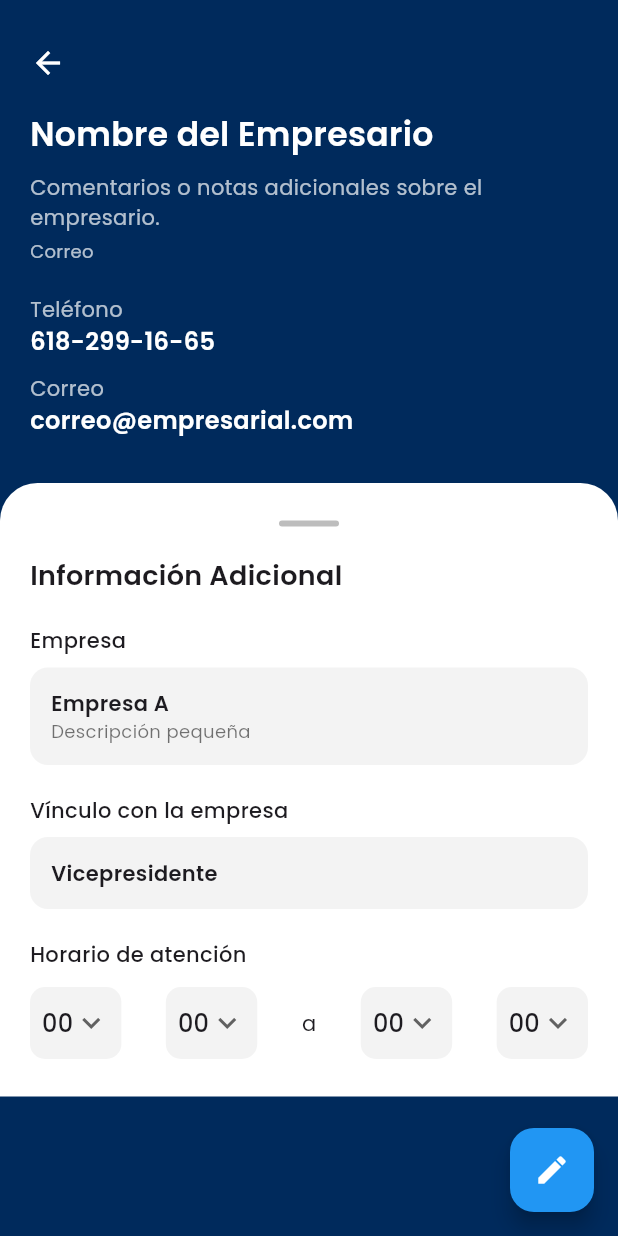
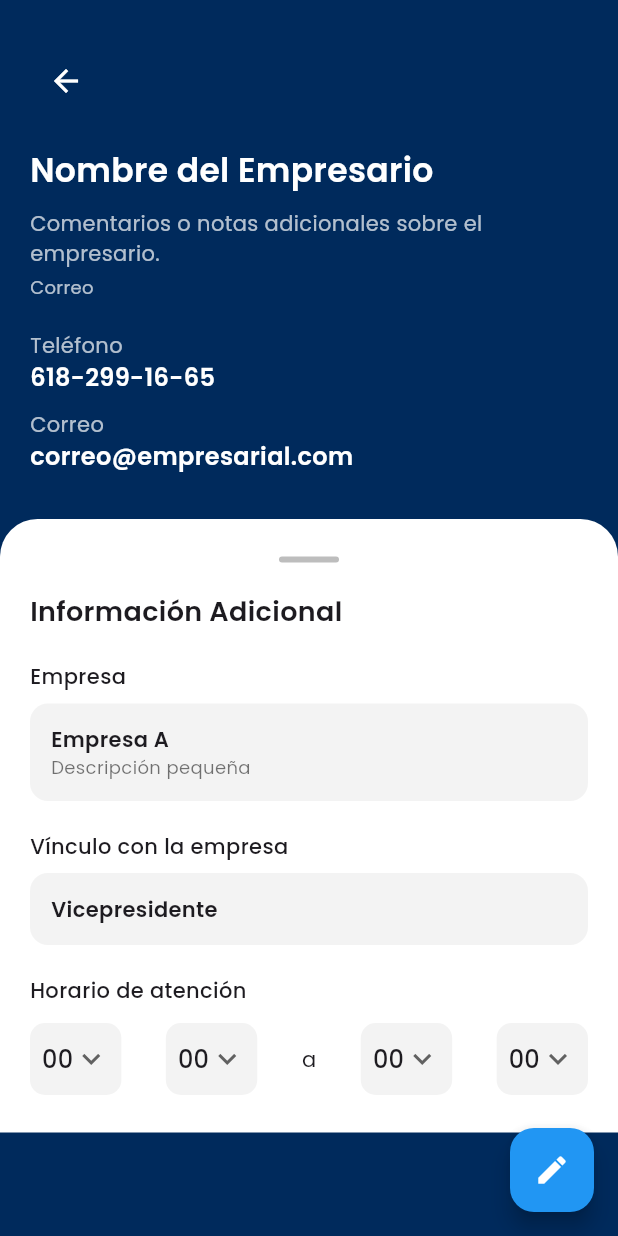
Before and after one commit to AlvaroAceval16/banco_de_proyectos, a Flutter app: the InfoContactoEmpresa screen opened by its route, on a phone screen of 412 x 824 dp. Run offline on Flutter 3.47's test engine with Material 3 defaults, Android fonts, the phone set to English and light mode, and no system bars; our stand-ins replace google_fonts, supabase_flutter; accounts and stored records are empty.

Commit message:
arrowback

```diff
--- a/lib/pages/form_contacto-empresa.dart
+++ b/lib/pages/form_contacto-empresa.dart
@@ -140,7 +140,10 @@ class _FormularioContactoEmpresaState extends State<FormularioContactoEmpresa> {
         elevation: 0,
         title: Row(
           children: [
-            Icon(Icons.menu, color: Colors.black),
+            IconButton(
+              icon: Icon(Icons.arrow_back, color: Colors.black),
+              onPressed: () => Navigator.pop(context),
+            ),
             SizedBox(width: 10),
             Text(
               "Contacto Empresarial",
--- a/lib/pages/info_contacto-empresa.dart
+++ b/lib/pages/info_contacto-empresa.dart
@@ -45,7 +45,10 @@ class InfoContactoEmpresa extends StatelessWidget {
                   child: Column(
                     crossAxisAlignment: CrossAxisAlignment.start,
                     children: [
-                      Icon(Icons.arrow_back, color: Colors.white),
+                      IconButton(
+                        icon: const Icon(Icons.arrow_back, color: Colors.white),
+                        onPressed: () => Navigator.pop(context),
+                      ),
                       SizedBox(height: 20),
                       Text(
                         "Nombre del Empresario",
```
